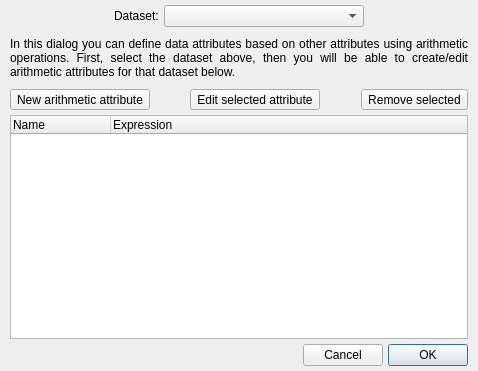
Before: the Qt Designer form glue/dialogs/component_arithmetic/qt/component_arithmetic.ui in glue-viz/glue, drawn with Qt 5.
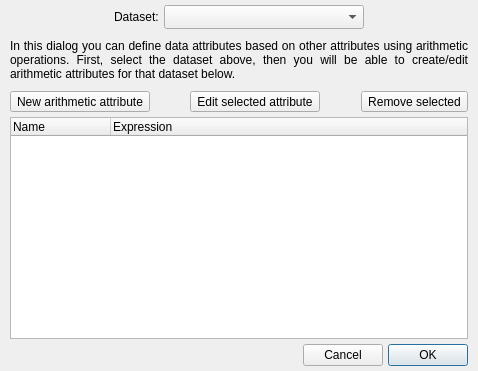
After: the same form once the commit is applied. Custom widgets are drawn as their Qt base class.

What changed in the file:
```diff
--- a/glue/dialogs/component_arithmetic/qt/component_arithmetic.ui
+++ b/glue/dialogs/component_arithmetic/qt/component_arithmetic.ui
@@ -66,7 +66,7 @@
         </size>
        </property>
        <property name="sizeAdjustPolicy">
-        <enum>QComboBox::AdjustToMinimumContentsLength</enum>
+        <enum>QComboBox::AdjustToMinimumContentsLengthWithIcon</enum>
        </property>
       </widget>
      </item>
```
